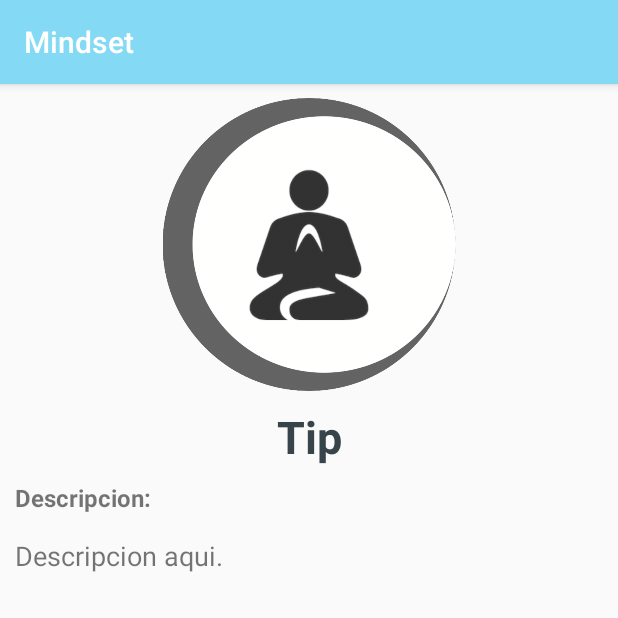
After one commit to jvann/Mindset, an Android app: the TipDetail screen opened directly, with no data from a screen before it, on a phone screen of 412 x 824 dp, the top half of it. The commit adds this screen. Run offline under Robolectric (Android 15) with nearby library versions, the phone set to English and light mode, and no system bars.

Commit message:
Added Tips list. Working on detail.

```diff
--- a/Mindset/app/src/main/AndroidManifest.xml
+++ b/Mindset/app/src/main/AndroidManifest.xml
@@ -40,7 +40,8 @@
             android:enabled="true"
             android:exported="false" />
 
-        <activity android:name=".Assistant"></activity>
+        <activity android:name=".Assistant" />
+        <activity android:name=".TipDetail"></activity>
     </application>
 
 </manifest>
--- a/Mindset/app/src/main/java/itesm/mx/mindset/Event.java
+++ b/Mindset/app/src/main/java/itesm/mx/mindset/Event.java
@@ -97,5 +97,4 @@ public class Event {
         return completed;
     }
 
-
 }
--- a/Mindset/app/src/main/java/itesm/mx/mindset/OnItemClickedListener.java
+++ b/Mindset/app/src/main/java/itesm/mx/mindset/OnItemClickedListener.java
@@ -6,4 +6,5 @@ package itesm.mx.mindset;
 
 public interface OnItemClickedListener {
     public void onEventSelected(int position);
+    public void onTipSelected(int position);
 }
--- /dev/null
+++ b/Mindset/app/src/main/java/itesm/mx/mindset/TipDetail.java
@@ -0,0 +1,13 @@
+package itesm.mx.mindset;
+
+import android.support.v7.app.AppCompatActivity;
+import android.os.Bundle;
+
+public class TipDetail extends AppCompatActivity {
+
+    @Override
+    protected void onCreate(Bundle savedInstanceState) {
+        super.onCreate(savedInstanceState);
+        setContentView(R.layout.activity_tip_detail);
+    }
+}
--- /dev/null
+++ b/Mindset/app/src/main/res/layout/activity_tip_detail.xml
@@ -0,0 +1,73 @@
+<?xml version="1.0" encoding="utf-8"?>
+<LinearLayout xmlns:android="http://schemas.android.com/apk/res/android"
+    xmlns:app="http://schemas.android.com/apk/res-auto"
+    xmlns:tools="http://schemas.android.com/tools"
+    android:layout_width="match_parent"
+    android:layout_height="match_parent"
+    android:orientation="vertical"
+    tools:context="itesm.mx.mindset.TipDetail">
+
+    <Space
+        android:layout_width="match_parent"
+        android:layout_height="9dp"
+        tools:layout_editor_absoluteX="8dp"
+        tools:layout_editor_absoluteY="0dp" />
+
+    <ImageView
+        android:id="@+id/image_tip_detail"
+        android:layout_width="match_parent"
+        android:layout_height="141dp"
+        app:srcCompat="@drawable/samplemeditation_floating"
+        android:layout_weight="0.09" />
+
+    <Space
+        android:layout_width="match_parent"
+        android:layout_height="10dp"
+        tools:layout_editor_absoluteX="8dp"
+        tools:layout_editor_absoluteY="0dp" />
+
+    <TextView
+        android:id="@+id/text_tip_detail"
+        android:layout_width="match_parent"
+        android:layout_height="40dp"
+        android:text="Tip"
+        android:textAlignment="center"
+        android:textColor="@color/colorTextToolbar"
+        android:textSize="30sp"
+        android:textStyle="bold"
+        tools:layout_editor_absoluteX="8dp"
+        tools:layout_editor_absoluteY="0dp" />
+
+    <Space
+        android:layout_width="match_parent"
+        android:layout_height="10dp"
+        tools:layout_editor_absoluteX="8dp"
+        tools:layout_editor_absoluteY="0dp" />
+
+    <TextView
+        android:id="@+id/text_tip_description_static"
+        android:layout_width="match_parent"
+        android:layout_height="wrap_content"
+        android:paddingLeft="10dp"
+        android:text="Descripcion:"
+        android:textSize="16sp"
+        android:textStyle="bold" />
+
+    <Space
+        android:layout_width="match_parent"
+        android:layout_height="10dp"
+        tools:layout_editor_absoluteX="8dp"
+        tools:layout_editor_absoluteY="0dp" />
+
+    <TextView
+        android:id="@+id/text_tip_description"
+        android:layout_width="match_parent"
+        android:layout_height="wrap_content"
+        android:layout_weight="0.73"
+        android:paddingLeft="10dp"
+        android:paddingTop="5dp"
+        android:text="Descripcion aqui."
+        android:textAlignment="textStart"
+        android:textSize="18sp" />
+
+</LinearLayout>
```
Also changed, not shown: Mindset/app/build.gradle (+4 -4 lines), Mindset/app/src/main/java/itesm/mx/mindset/CalendarFragment.java (+0 -11 lines), Mindset/app/src/main/java/itesm/mx/mindset/MainActivity.java (+9 -0 lines), Mindset/app/src/main/java/itesm/mx/mindset/MasterData.java (+19 -35 lines), Mindset/app/src/main/java/itesm/mx/mindset/Tip.java (added, +59 -0 lines), Mindset/app/src/main/java/itesm/mx/mindset/TipsAdapter.java (added, +40 -0 lines), Mindset/app/src/main/java/itesm/mx/mindset/TipsFragment.java (+70 -19 lines), Mindset/app/src/main/res/layout/fragment_tips.xml (+7 -24 lines), Mindset/app/src/main/res/layout/row_tip.xml (added, +33 -0 lines), Mindset/app/src/main/res/drawable/diethealth.png (added), Mindset/app/src/main/res/drawable/hearthealth.png (added), Mindset/app/src/main/res/drawable/mentalhealth.png (added), Mindset/app/src/main/res/drawable/physicalhealth.png (added), Mindset/app/src/main/res/drawable/sleephealth.png (added), 1 other file.
